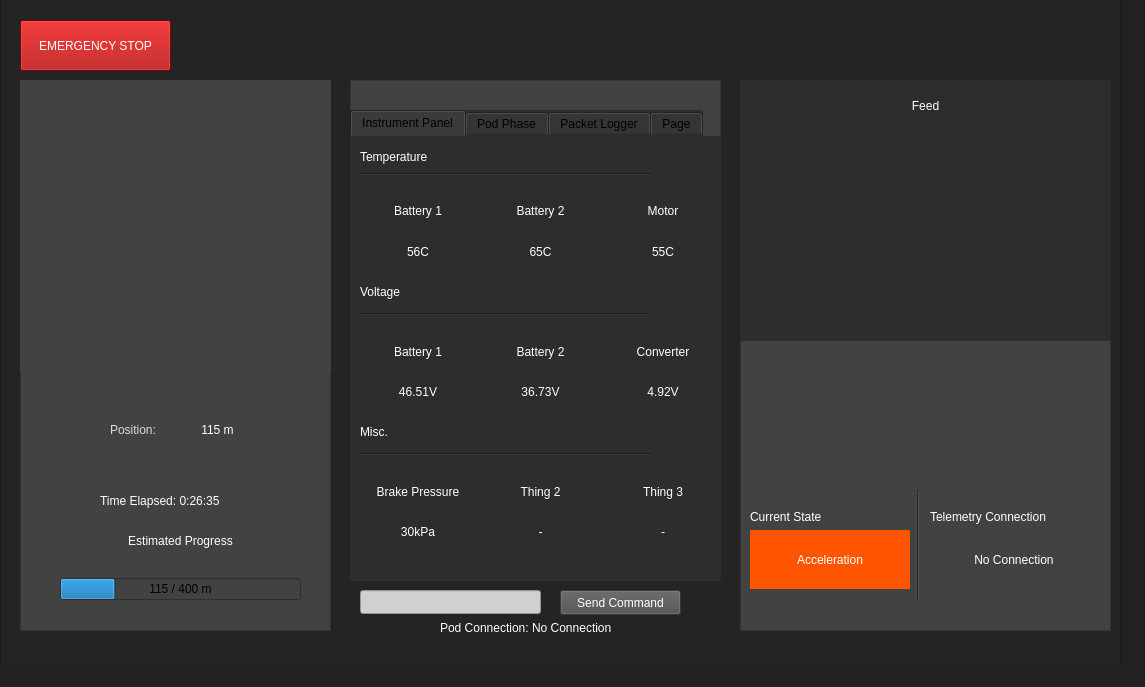
First picture: the form in GUI/AlbertaLoop_UI.ui, repository albertaloop/T_SWE_2022_2023, before the edit.
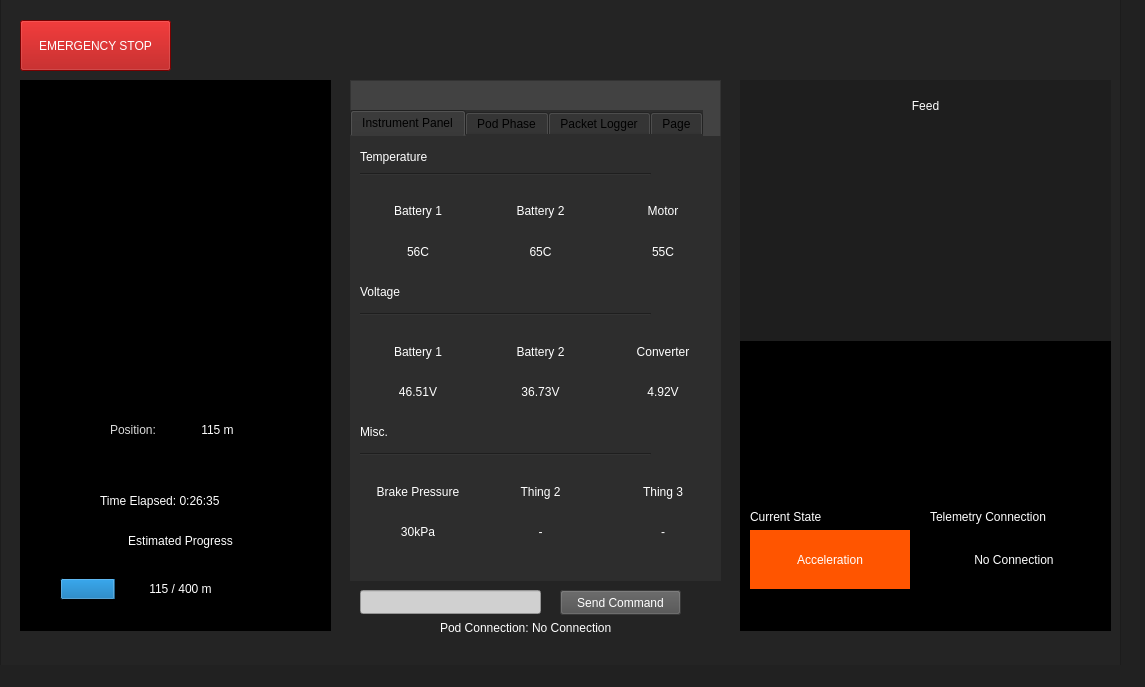
Second picture: the form after the edit. The open tabs and pages were chosen to show the change. Icons and pictures are not drawn.

Commit message:
new black theme
to match the speed gauge

```diff
--- a/GUI/AlbertaLoop_UI.ui
+++ b/GUI/AlbertaLoop_UI.ui
@@ -85,7 +85,7 @@
       </rect>
      </property>
      <property name="styleSheet">
-      <string notr="true">background-color: rgb(66, 66, 66);</string>
+      <string notr="true">background-color: rgb(0, 0, 0);</string>
      </property>
      <property name="frameShape">
       <enum>QFrame::StyledPanel</enum>
@@ -154,7 +154,7 @@
        <item>
         <widget class="QProgressBar" name="progressBar">
          <property name="styleSheet">
-          <string notr="true"/>
+          <string notr="true">color: rgb(255, 255, 255);</string>
          </property>
          <property name="maximum">
           <number>500</number>
@@ -255,7 +255,7 @@
 alternate-background-color: rgb(50, 50, 50);</string>
       </property>
       <property name="currentIndex">
-       <number>1</number>
+       <number>0</number>
       </property>
       <widget class="QWidget" name="tab">
        <attribute name="title">
@@ -1092,7 +1092,7 @@
       </font>
      </property>
      <property name="styleSheet">
-      <string notr="true">background-color: rgb(66, 66, 66);</string>
+      <string notr="true">background-color: rgb(0, 0, 0);</string>
      </property>
      <property name="frameShape">
       <enum>QFrame::StyledPanel</enum>
@@ -1110,7 +1110,7 @@
        </rect>
       </property>
       <property name="styleSheet">
-       <string notr="true">background-color: rgb(45, 45, 45);</string>
+       <string notr="true">background-color: rgb(30, 30, 30);</string>
       </property>
       <widget class="QLabel" name="camera_feed_label">
        <property name="geometry">
```
